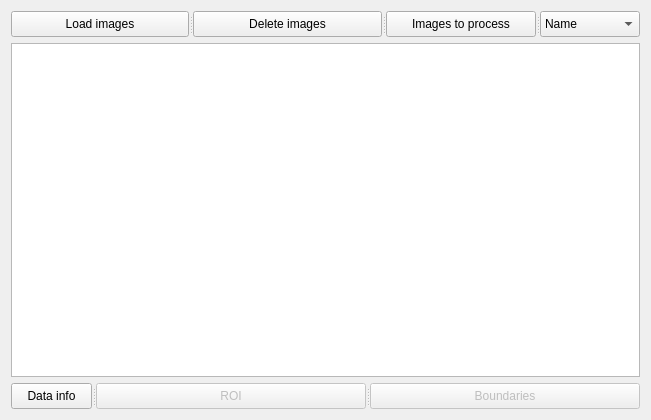
First picture: the form in program/gui/windows/gallery.ui, repository HarmlessmanArs/OCT_newest_program, before the edit.
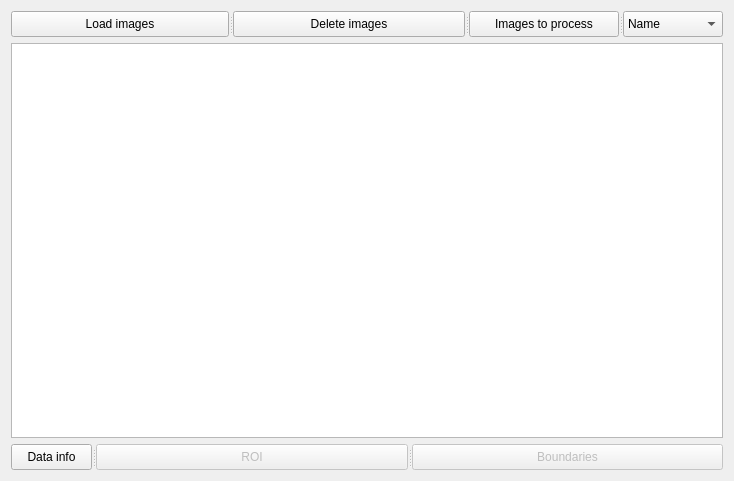
Second picture: the form after the edit.

```diff
--- a/program/gui/windows/gallery.ui
+++ b/program/gui/windows/gallery.ui
@@ -6,8 +6,8 @@
    <rect>
     <x>0</x>
     <y>0</y>
-    <width>651</width>
-    <height>420</height>
+    <width>734</width>
+    <height>481</height>
    </rect>
   </property>
   <property name="minimumSize">
```
